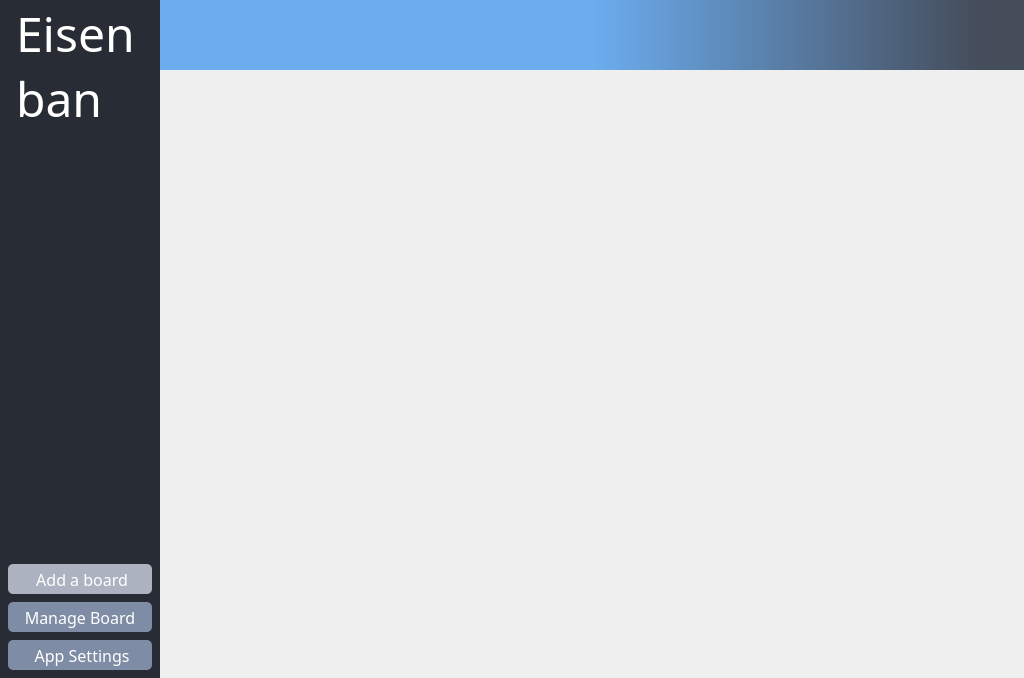
Above: src/eisenban/ui/main.ui from clockworksspheres/eisenban before the change. Below: the same form after it.
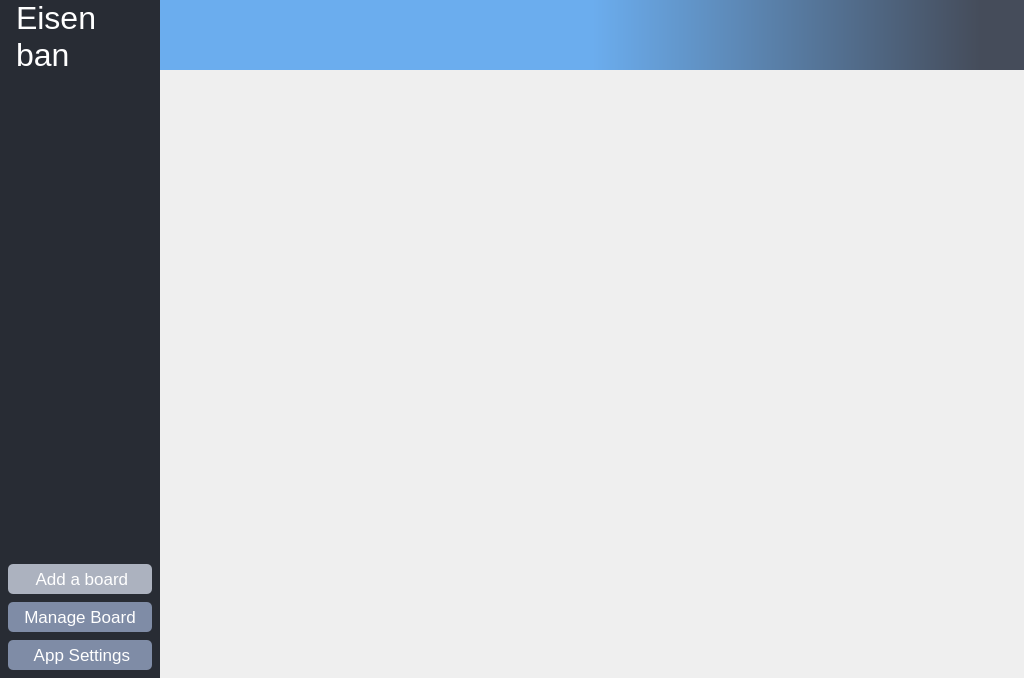
That is the form after the change. Icons and pictures are not drawn.

Diff of the .ui file:
```diff
--- a/src/eisenban/ui/main.ui
+++ b/src/eisenban/ui/main.ui
@@ -108,8 +108,8 @@
            <widget class="QLabel" name="label_logo">
             <property name="font">
              <font>
-              <family>Torus Pro</family>
-              <pointsize>36</pointsize>
+              <family>Arimo</family>
+              <pointsize>24</pointsize>
              </font>
             </property>
             <property name="styleSheet">
@@ -117,8 +117,10 @@
 color: #FFFFFF;</string>
             </property>
             <property name="text">
-             <string>Eisen
-ban</string>
+             <string>&lt;html&gt;&lt;head/&gt;&lt;body&gt;&lt;p&gt;Eisen&lt;br/&gt;ban&lt;/p&gt;&lt;/body&gt;&lt;/html&gt;</string>
+            </property>
+            <property name="textFormat">
+             <enum>Qt::MarkdownText</enum>
             </property>
             <property name="margin">
              <number>10</number>
@@ -207,7 +209,7 @@
                <x>0</x>
                <y>0</y>
                <width>144</width>
-               <height>417</height>
+               <height>472</height>
               </rect>
              </property>
              <layout class="QVBoxLayout" name="verticalLayout_4">
@@ -240,8 +242,8 @@
             </property>
             <property name="font">
              <font>
-              <family>Torus Pro</family>
-              <pointsize>12</pointsize>
+              <family>Arimo</family>
+              <pointsize>13</pointsize>
              </font>
             </property>
             <property name="cursor">
@@ -287,8 +289,8 @@
             </property>
             <property name="font">
              <font>
-              <family>Torus Pro</family>
-              <pointsize>12</pointsize>
+              <family>Arimo</family>
+              <pointsize>13</pointsize>
              </font>
             </property>
             <property name="cursor">
@@ -334,8 +336,8 @@
             </property>
             <property name="font">
              <font>
-              <family>Torus Pro</family>
-              <pointsize>12</pointsize>
+              <family>Arimo</family>
+              <pointsize>13</pointsize>
              </font>
             </property>
             <property name="cursor">
```
Left out of the diff: 18 changed lines with no effect on the pictures.
